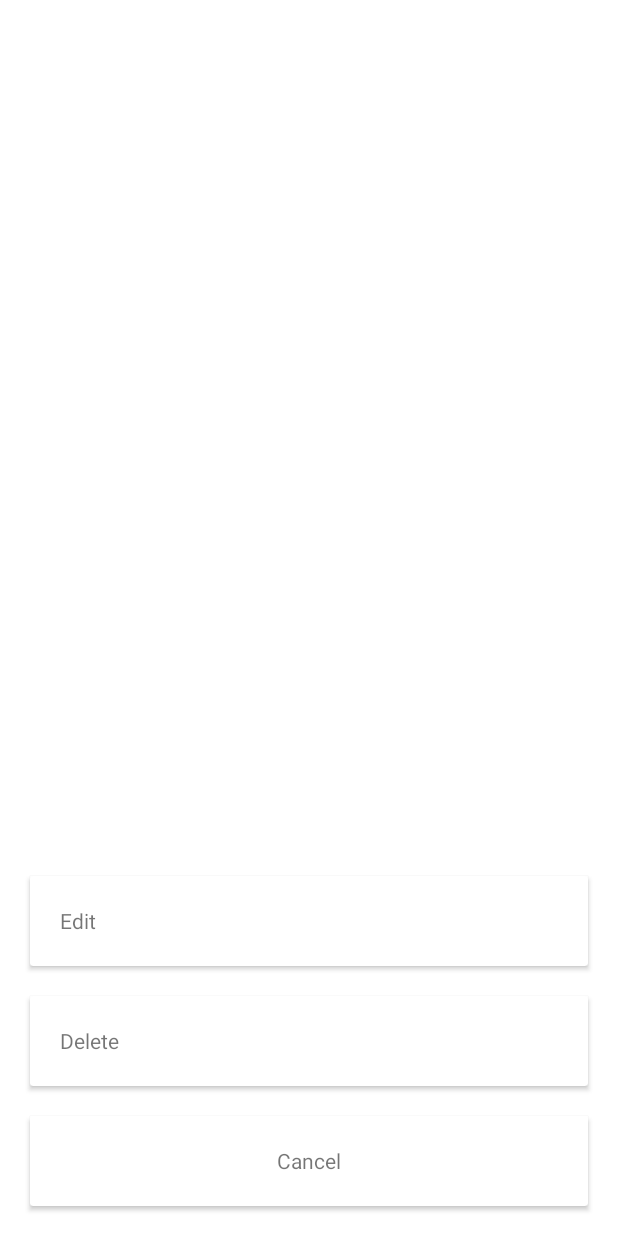
After one commit to nghng/FirestorageTesting, an Android app: the StudySetSettingActivity screen opened directly, with no data from a screen before it, on a phone screen of 412 x 824 dp. The commit adds this screen. Run offline under Robolectric (Android 15) with nearby library versions, the phone set to English and light mode, and no system bars; our stand-ins replace Firebase (no records; nobody signed in at launch, a user with empty details on screens opened directly); libraries missing offline, so code that uses them is left out: cn.pedant; 1 statement that could not run was skipped.

Commit message:
add edit study set

```diff
--- /dev/null
+++ b/app/src/main/java/com/example/demodatabase/StudySetSettingActivity.java
@@ -0,0 +1,109 @@
+package com.example.demodatabase;
+
+import androidx.annotation.NonNull;
+import androidx.appcompat.app.AppCompatActivity;
+import androidx.cardview.widget.CardView;
+
+import android.content.Intent;
+import android.os.Bundle;
+import android.os.Handler;
+import android.view.View;
+
+import com.example.demodatabase.model.Term;
+import com.google.android.gms.tasks.OnCompleteListener;
+import com.google.android.gms.tasks.Task;
+import com.google.firebase.firestore.FirebaseFirestore;
+
+import java.io.Serializable;
+import java.util.ArrayList;
+
+import cn.pedant.SweetAlert.SweetAlertDialog;
+
+public class StudySetSettingActivity extends AppCompatActivity {
+    CardView cardCancel, cardDeleteSet, cardEditSet;
+    String studySetID;
+    FirebaseFirestore database;
+    ArrayList<Term> terms;
+
+    void initUI() {
+        getSupportActionBar().hide();
+        cardCancel = findViewById(R.id.card_cancel);
+        cardDeleteSet = findViewById(R.id.card_deleteSet);
+        cardEditSet = findViewById(R.id.card_editSet);
+    }
+
+    void initData() {
+        database = FirebaseFirestore.getInstance();
+        Intent intent = getIntent();
+        Bundle args = intent.getBundleExtra("bundle");
+        terms = (ArrayList<Term>) args.getSerializable("terms");
+        studySetID = getIntent().getStringExtra("studySetID");
+
+    }
+
+    void bindingAction() {
+        cardCancel.setOnClickListener(view -> {
+            onBackPressed();
+        });
+
+        cardDeleteSet.setOnClickListener(view -> {
+            new SweetAlertDialog(this, SweetAlertDialog.WARNING_TYPE)
+                    .setTitleText("Are you sure?")
+                    .setContentText("Won't be able to recover this set!")
+                    .setConfirmText("Yes,delete it!")
+                    .setConfirmClickListener(new SweetAlertDialog.OnSweetClickListener() {
+                        @Override
+                        public void onClick(SweetAlertDialog sDialog) {
+                            database.collection("studySets")
+                                    .document(studySetID)
+                                    .delete().addOnCompleteListener(new OnCompleteListener<Void>() {
+                                        @Override
+                                        public void onComplete(@NonNull Task<Void> task) {
+                                            if (task.isSuccessful()) {
+                                                sDialog.dismissWithAnimation();
+                                                SweetAlertDialog sweetAlertDialog2 = new SweetAlertDialog(StudySetSettingActivity.this, SweetAlertDialog.SUCCESS_TYPE)
+                                                        .setContentText("Delete successfully");
+                                                sweetAlertDialog2.show();
+                                                sweetAlertDialog2.getButton(SweetAlertDialog.BUTTON_CONFIRM).setVisibility(View.GONE);
+                                                Handler handler = new Handler();
+                                                handler.postDelayed(new Runnable() {
+                                                    @Override
+                                                    public void run() {
+                                                        sweetAlertDialog2.cancel();
+                                                        Intent intent = new Intent(StudySetSettingActivity.this, MainActivity.class);
+                                                        startActivity(intent);
+                                                    }
+                                                }, 1000);
+
+
+                                            }
+                                        }
+                                    });
+
+                        }
+                    })
+                    .show();
+        });
+
+
+        cardEditSet.setOnClickListener(view -> {
+            Intent intent = new Intent(this, EditStudySetActivity.class);
+            intent.putExtra("studySetID", studySetID);
+            Bundle args = new Bundle();
+            args.putSerializable("terms", (Serializable) terms);
+            intent.putExtra("bundle", args);
+            startActivity(intent);
+        });
+
+    }
+
+
+    @Override
+    protected void onCreate(Bundle savedInstanceState) {
+        super.onCreate(savedInstanceState);
+        setContentView(R.layout.activity_study_set_setting);
+        initUI();
+        initData();
+        bindingAction();
+    }
+}
--- /dev/null
+++ b/app/src/main/res/layout/activity_study_set_setting.xml
@@ -0,0 +1,65 @@
+<?xml version="1.0" encoding="utf-8"?>
+<androidx.constraintlayout.widget.ConstraintLayout xmlns:android="http://schemas.android.com/apk/res/android"
+    xmlns:app="http://schemas.android.com/apk/res-auto"
+    xmlns:tools="http://schemas.android.com/tools"
+    android:layout_width="match_parent"
+    android:layout_height="match_parent"
+    tools:context=".StudySetSettingActivity">
+
+    <androidx.cardview.widget.CardView
+        android:id="@+id/card_cancel"
+        android:layout_margin="20dp"
+        app:layout_constraintBottom_toBottomOf="parent"
+        android:layout_width="match_parent"
+        android:layout_height="60dp"
+
+        >
+        <TextView
+            android:layout_width="wrap_content"
+            android:layout_height="wrap_content"
+            android:text="Cancel"
+            android:layout_gravity="center"
+            />
+
+    </androidx.cardview.widget.CardView>
+    <androidx.cardview.widget.CardView
+        android:id="@+id/card_deleteSet"
+        android:layout_margin="20dp"
+        app:layout_constraintBottom_toTopOf="@id/card_cancel"
+        android:layout_width="match_parent"
+        android:layout_height="60dp"
+
+        >
+
+        <TextView
+            android:layout_margin="20dp"
+            android:layout_width="wrap_content"
+            android:layout_height="wrap_content"
+            android:text="Delete"
+            android:layout_gravity="left"
+            />
+
+    </androidx.cardview.widget.CardView>
+
+    <androidx.cardview.widget.CardView
+        android:id="@+id/card_editSet"
+        android:layout_margin="20dp"
+        app:layout_constraintBottom_toTopOf="@id/card_deleteSet"
+        android:layout_width="match_parent"
+        android:layout_height="60dp"
+
+        >
+
+        <TextView
+            android:layout_margin="20dp"
+            android:layout_width="wrap_content"
+            android:layout_height="wrap_content"
+            android:text="Edit"
+            android:layout_gravity="left"
+            />
+
+    </androidx.cardview.widget.CardView>
+
+
+
+</androidx.constraintlayout.widget.ConstraintLayout>
```
Also changed, not shown: app/src/main/AndroidManifest.xml (+14 -0 lines), app/src/main/java/com/example/demodatabase/EditStudySetActivity.java (added, +329 -0 lines), app/src/main/java/com/example/demodatabase/StudySetDetailActivity.java (+12 -2 lines), app/src/main/java/com/example/demodatabase/adapter/EditTermAdapter.java (added, +125 -0 lines), app/src/main/java/com/example/demodatabase/clickinterface/EditTermClickedListener.java (added, +11 -0 lines).
